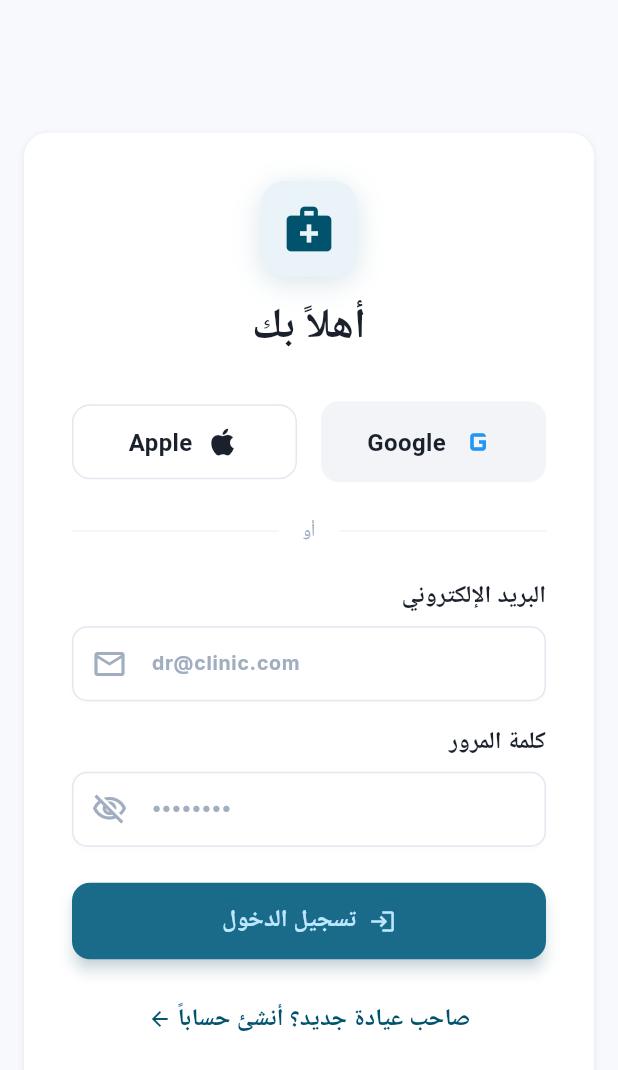
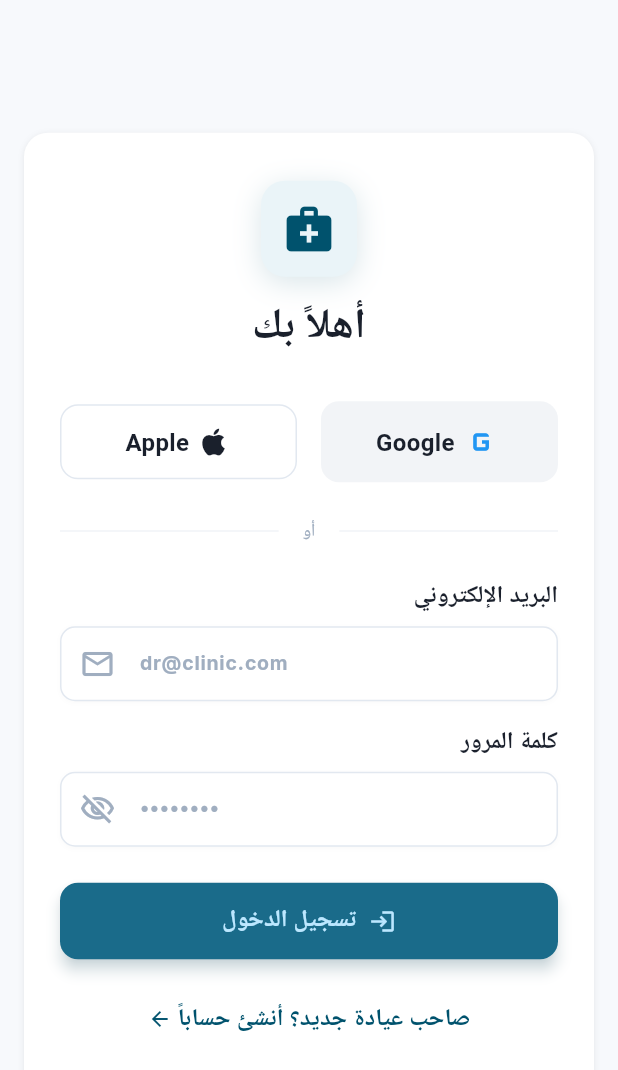
Before and after one commit to michaelEmad02/Clinic-Pro, a Flutter app: the screen it shows after launch, on a phone screen of 412 x 824 dp. Shown: the top 1070 px of the screen. Run offline on Flutter 3.47's test engine with Material 3 defaults, Android fonts, the phone set to English and light mode, and no system bars; our stand-ins replace app_links, dartz, equatable, fl_chart, flutter_bloc, flutter_tabler_icons and 9 more; accounts and stored records are empty; Roboto replaces fonts that are missing (Cairo).

Commit message:
make auth ui responsive

```diff
--- a/clinic_pro/lib/features/auth/presentation/ui/login_screen.dart
+++ b/clinic_pro/lib/features/auth/presentation/ui/login_screen.dart
@@ -8,6 +8,8 @@ import '../../../../core/strings/app_strings.dart';
 import '../../../../core/constants/staff_roles.dart';
 import '../manager/auth_cubit.dart';
 import '../manager/auth_state.dart';
+import '../../../../core/utils/responsive_helper.dart';
+import 'widgets/auth_branding_panel.dart';
 import 'widgets/email_password_form.dart';
 import 'widgets/social_login_row.dart';
 
@@ -16,6 +18,8 @@ class LoginScreen extends StatelessWidget {
 
   @override
   Widget build(BuildContext context) {
+    final isMobile = ResponsiveHelper.isMobile(context);
+
     return BlocListener<AuthCubit, AuthState>(
       listener: (context, state) {
         // عند نجاح تسجيل الدخول — التوجيه حسب الدور
@@ -37,13 +41,32 @@ class LoginScreen extends StatelessWidget {
       },
       child: Scaffold(
         backgroundColor: context.backgroundColor,
-        body: Center(
+        body: isMobile
+            ? _buildMobileContent(context)
+            : Row(
+                children: [
+                  const Expanded(
+                    flex: 5,
+                    child: AuthBrandingPanel(),
+                  ),
+                  Expanded(
+                    flex: 6,
+                    child: _buildMobileContent(context),
+                  ),
+                ],
+              ),
+      ),
+    );
+  }
+
+  Widget _buildMobileContent(BuildContext context) {
+    return Center(
       child: SingleChildScrollView(
         padding: const EdgeInsets.symmetric(horizontal: 16, vertical: 24),
         child: ConstrainedBox(
-              constraints: const BoxConstraints(maxWidth: 400),
+          constraints: const BoxConstraints(maxWidth: 460),
           child: Container(
-                padding: const EdgeInsets.all(32),
+            padding: const EdgeInsets.symmetric(horizontal: 24, vertical: 32),
             decoration: BoxDecoration(
               color: context.surfaceColor,
               borderRadius: BorderRadius.circular(16),
@@ -175,11 +198,14 @@ class LoginScreen extends StatelessWidget {
                             child: Row(
                               mainAxisSize: MainAxisSize.min,
                               children: [
-                                Text(
+                                Flexible(
+                                  child: Text(
                                     AppStrings.newClinicOwner,
                                     style: AppTextStyles.headlineSmall(context)
                                         .copyWith(
                                       color: AppColors.primary,
+                                    ),
+                                    overflow: TextOverflow.ellipsis,
                                   ),
                                 ),
                                 const SizedBox(width: 4),
@@ -195,8 +221,6 @@ class LoginScreen extends StatelessWidget {
               ),
             ),
           ),
-        ),
-      ),
         );
   }
 }
--- a/clinic_pro/lib/features/auth/presentation/ui/widgets/email_password_form.dart
+++ b/clinic_pro/lib/features/auth/presentation/ui/widgets/email_password_form.dart
@@ -188,13 +188,17 @@ class _EmailPasswordFormState extends State<EmailPasswordForm> {
             ),
             child: Row(
               mainAxisAlignment: MainAxisAlignment.center,
+              mainAxisSize: MainAxisSize.min,
               children: [
                 const Icon(Icons.login),
                 const SizedBox(width: 8),
-                Text(
-                  AppStrings.login,
-                  style: AppTextStyles.headlineSmall(context).copyWith(
-                    color: AppColors.onPrimaryContainer,
+                Flexible(
+                  child: Text(
+                    AppStrings.login,
+                    style: AppTextStyles.headlineSmall(context).copyWith(
+                      color: AppColors.onPrimaryContainer,
+                    ),
+                    overflow: TextOverflow.ellipsis,
                   ),
                 ),
               ],
--- a/clinic_pro/lib/features/auth/presentation/ui/widgets/social_login_button.dart
+++ b/clinic_pro/lib/features/auth/presentation/ui/widgets/social_login_button.dart
@@ -33,12 +33,17 @@ class SocialLoginButton extends StatelessWidget {
         ),
         child: Row(
           mainAxisAlignment: MainAxisAlignment.center,
+          mainAxisSize: MainAxisSize.min,
           children: [
             _buildIcon(context),
-            const SizedBox(width: 8),
-            Text(
-              text,
-              style: AppTextStyles.headlineSmall(context),
+            const SizedBox(width: 4),
+            Flexible(
+              child: Text(
+                text,
+                style: AppTextStyles.headlineSmall(context),
+                overflow: TextOverflow.ellipsis,
+                maxLines: 1,
+              ),
             ),
           ],
         ),
```
Also changed, not shown: clinic_pro/lib/features/auth/presentation/ui/accept_invitation_screen.dart (+26 -4 lines), clinic_pro/lib/features/auth/presentation/ui/create_account_screen.dart (+28 -6 lines), clinic_pro/lib/features/auth/presentation/ui/widgets/account_form.dart (+9 -6 lines), clinic_pro/lib/features/auth/presentation/ui/widgets/auth_branding_panel.dart (added, +150 -0 lines). Lines whose indentation alone changed are shown as unchanged.
